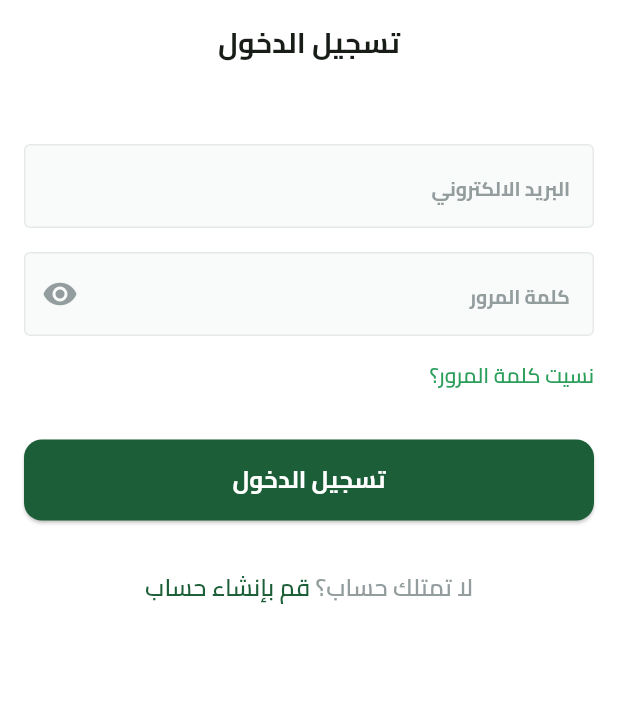
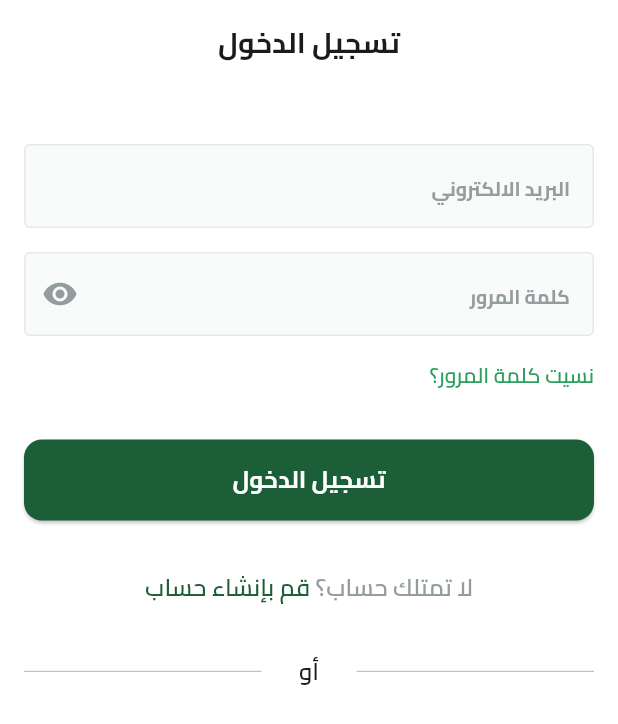
Before and after one commit to HamzaAlwajeeh/Fruits-Hub, a Flutter app: the screen it shows after launch, after a tap on "تخط", on a phone screen of 412 x 824 dp. Shown: the top 724 px of the screen. Run offline on Flutter 3.47's test engine with Material 3 defaults, Android fonts, the phone set to English and light mode, and no system bars; our stand-ins replace dots_indicator, flutter_svg, shared_preferences.

Commit message:
Create custom or divider and added social Media Icons

```diff
--- /dev/null
+++ b/lib/Features/auth/presentation/views/widgets/custom_or_divider.dart
@@ -0,0 +1,26 @@
+import 'package:flutter/material.dart';
+import 'package:fruits_hub/core/utils/app_colors.dart';
+import 'package:fruits_hub/core/utils/app_text_styles.dart';
+import 'package:fruits_hub/generated/l10n.dart';
+
+class CustomOrDivider extends StatelessWidget {
+  const CustomOrDivider({super.key});
+
+  @override
+  Widget build(BuildContext context) {
+    return Row(
+      children: [
+        Expanded(
+          child: Divider(thickness: 0.5, color: AppColors.textgreyColor),
+        ),
+        Padding(
+          padding: const EdgeInsets.symmetric(horizontal: 25, vertical: 5),
+          child: Text(S.of(context).Or, style: TextStyles.semiBold16),
+        ),
+        Expanded(
+          child: Divider(thickness: 0.5, color: AppColors.textgreyColor),
+        ),
+      ],
+    );
+  }
+}
--- /dev/null
+++ b/lib/Features/auth/presentation/views/widgets/dont_have_an_account_text.dart
@@ -0,0 +1,25 @@
+import 'package:flutter/material.dart';
+import 'package:fruits_hub/core/utils/app_colors.dart';
+import 'package:fruits_hub/core/utils/app_text_styles.dart';
+import 'package:fruits_hub/generated/l10n.dart';
+
+class DontHaveAnAccountText extends StatelessWidget {
+  const DontHaveAnAccountText({super.key});
+
+  @override
+  Widget build(BuildContext context) {
+    return Row(
+      mainAxisAlignment: MainAxisAlignment.center,
+      children: [
+        Text(
+          S.of(context).DontHaveAccount,
+          style: TextStyles.semiBold16.copyWith(color: AppColors.textgreyColor),
+        ),
+        Text(
+          S.of(context).SignUp,
+          style: TextStyles.semiBold16.copyWith(color: AppColors.primaryColor),
+        ),
+      ],
+    );
+  }
+}
--- a/lib/Features/auth/presentation/views/widgets/login_view_body.dart
+++ b/lib/Features/auth/presentation/views/widgets/login_view_body.dart
@@ -1,5 +1,7 @@
 import 'package:flutter/material.dart';
+import 'package:fruits_hub/Features/auth/presentation/views/widgets/custom_or_divider.dart';
 import 'package:fruits_hub/Features/auth/presentation/views/widgets/custom_text_form_field.dart';
+import 'package:fruits_hub/Features/auth/presentation/views/widgets/dont_have_an_account_text.dart';
 import 'package:fruits_hub/core/constants/constants.dart';
 import 'package:fruits_hub/core/utils/app_colors.dart';
 import 'package:fruits_hub/core/utils/app_text_styles.dart';
@@ -41,23 +43,9 @@ class LoginViewBody extends StatelessWidget {
             SizedBox(height: 33),
             CustomButton(onPressed: () {}, text: S.of(context).Login),
             SizedBox(height: 33),
-            Row(
-              mainAxisAlignment: MainAxisAlignment.center,
-              children: [
-                Text(
-                  S.of(context).DontHaveAccount,
-                  style: TextStyles.semiBold16.copyWith(
-                    color: AppColors.textgreyColor,
-                  ),
-                ),
-                Text(
-                  S.of(context).SignUp,
-                  style: TextStyles.semiBold16.copyWith(
-                    color: AppColors.primaryColor,
-                  ),
-                ),
-              ],
-            ),
+            DontHaveAnAccountText(),
+            SizedBox(height: 28),
+            CustomOrDivider(),
           ],
         ),
       ),
```
Also changed, not shown: assets/images/apple_icon.svg (added), assets/images/facebook_icon.svg (added), assets/images/google_icon.svg (added).
